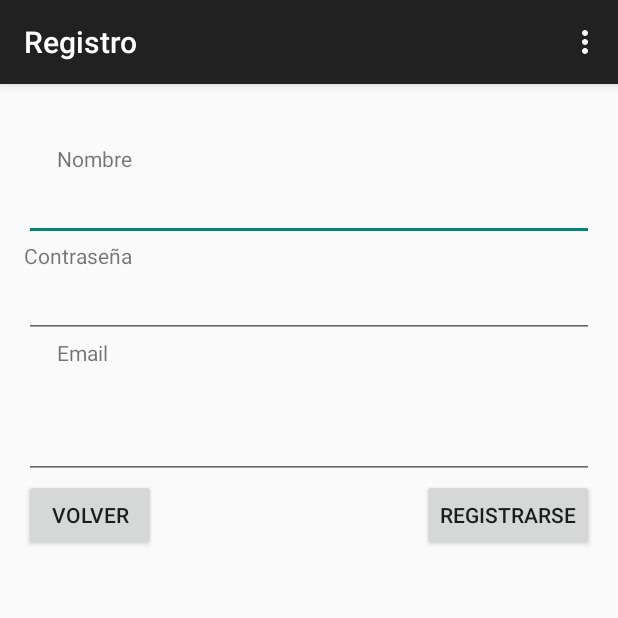
After one commit to miguel3079/LiberadAWifi2, an Android app: the Registro screen opened directly, with no data from a screen before it, on a phone screen of 412 x 824 dp, the top half of it. The commit adds this screen. Run offline under Robolectric (Android 15) with nearby library versions, the phone set to English and light mode, and no system bars.

Commit message:
aplicacion principal

```diff
--- a/app/build.gradle
+++ b/app/build.gradle
@@ -13,6 +13,7 @@ android {
     }
     buildTypes {
         release {
+
             minifyEnabled false
             proguardFiles getDefaultProguardFile('proguard-android.txt'), 'proguard-rules.pro'
         }
@@ -22,4 +23,7 @@ android {
 dependencies {
     compile fileTree(dir: 'libs', include: ['*.jar'])
     compile 'com.android.support:appcompat-v7:21.0.2'
+    compile project(':facebook')
+    compile 'com.parse.bolts:bolts-android:1.+'
+    compile fileTree(dir: 'libs', include: 'Parse-*.jar')
 }
--- /dev/null
+++ b/app/src/main/java/natour/issam/examen/es/proyecto_qiz/Registro.java
@@ -0,0 +1,79 @@
+package natour.issam.examen.es.proyecto_qiz;
+
+import android.os.AsyncTask;
+import android.os.Bundle;
+import android.support.v7.app.ActionBarActivity;
+import android.util.Log;
+import android.view.Menu;
+import android.view.MenuItem;
+import android.view.View;
+import android.widget.Button;
+import android.widget.EditText;
+
+import android.widget.ProgressBar;
+import android.widget.TextView;
+import android.widget.Toast;
+
+import java.sql.Connection;
+import java.util.concurrent.ExecutionException;
+
+
+public class Registro extends ActionBarActivity {
+
+EditText texto_nombre;
+EditText texto_contraseña;
+EditText texto_email;
+
+    Metodos_Usuarios metodos_usuarios;
+    @Override
+    protected void onCreate(Bundle savedInstanceState) {
+        super.onCreate(savedInstanceState);
+        setContentView(R.layout.activity_registro);
+
+
+
+
+        texto_nombre = (EditText) findViewById(R.id.editText);
+        texto_contraseña = (EditText) findViewById(R.id.editText2);
+        texto_email = (EditText) findViewById(R.id.editText3);
+
+    }
+
+
+    @Override
+    public boolean onCreateOptionsMenu(Menu menu) {
+        // Inflate the menu; this adds items to the action bar if it is present.
+        getMenuInflater().inflate(R.menu.menu_registro, menu);
+        return true;
+    }
+
+    @Override
+    public boolean onOptionsItemSelected(MenuItem item) {
+        // Handle action bar item clicks here. The action bar will
+
+        int id = item.getItemId();
+
+        //noinspection SimplifiableIfStatement
+        if (id == R.id.action_settings) {
+            return true;
+        }
+
+        return super.onOptionsItemSelected(item);
+    }
+
+    public void CrearRegistro(View view){
+        String nombre=texto_nombre.getText().toString();
+        String contraseña=texto_contraseña.getText().toString();
+        String email=texto_email.getText().toString();
+
+       Metodos_Usuarios metodos_usuarios = new Metodos_Usuarios(this);
+
+
+        metodos_usuarios.llamarUsuario(this,nombre,contraseña,email);
+        Toast.makeText(this, "Comprobando datos....", Toast.LENGTH_SHORT).show();
+    }
+
+    public void finishactivity(View view){
+        finish();
+    }
+}
--- /dev/null
+++ b/app/src/main/res/layout/activity_registro.xml
@@ -0,0 +1,88 @@
+<RelativeLayout xmlns:android="http://schemas.android.com/apk/res/android"
+    xmlns:tools="http://schemas.android.com/tools" android:layout_width="match_parent"
+    android:layout_height="match_parent" android:paddingLeft="@dimen/activity_horizontal_margin"
+    android:paddingRight="@dimen/activity_horizontal_margin"
+    android:paddingTop="@dimen/activity_vertical_margin"
+    android:paddingBottom="@dimen/activity_vertical_margin"
+    tools:context="natour.issam.examen.es.proyecto_qiz.Registro"
+    android:id="@+id/Registros">
+
+    <EditText
+        android:layout_width="match_parent"
+        android:layout_height="wrap_content"
+        android:id="@+id/editText"
+        android:layout_below="@+id/textView5"
+        android:layout_alignParentLeft="true"
+        android:layout_alignParentStart="true" />
+
+    <EditText
+        android:layout_width="match_parent"
+        android:layout_height="wrap_content"
+        android:inputType="textPassword"
+        android:ems="10"
+        android:id="@+id/editText2"
+        android:layout_below="@+id/textView2"
+        android:layout_alignParentRight="true"
+        android:layout_alignParentEnd="true" />
+
+    <EditText
+        android:layout_width="match_parent"
+        android:layout_height="wrap_content"
+        android:inputType="textEmailAddress"
+        android:ems="10"
+        android:id="@+id/editText3"
+        android:layout_marginTop="29dp"
+        android:layout_below="@+id/textView6"
+        android:layout_alignParentLeft="true"
+        android:layout_alignParentStart="true" />
+
+    <TextView
+        android:layout_width="wrap_content"
+        android:layout_height="wrap_content"
+        android:text="Contraseña"
+        android:id="@+id/textView2"
+        android:layout_below="@+id/editText"
+        android:layout_alignParentLeft="true"
+        android:layout_alignParentStart="true" />
+
+    <Button
+        android:layout_width="wrap_content"
+        android:layout_height="wrap_content"
+        android:text="Registrarse"
+        android:id="@+id/button2"
+        android:onClick="CrearRegistro"
+        android:layout_below="@+id/editText3"
+        android:layout_alignRight="@+id/editText3"
+        android:layout_alignEnd="@+id/editText3" />
+
+    <TextView
+        android:layout_width="wrap_content"
+        android:layout_height="wrap_content"
+        android:text="Nombre"
+        android:id="@+id/textView5"
+        android:layout_marginTop="24dp"
+        android:layout_alignParentTop="true"
+        android:layout_alignRight="@+id/textView2"
+        android:layout_alignEnd="@+id/textView2" />
+
+    <TextView
+        android:layout_width="wrap_content"
+        android:layout_height="wrap_content"
+        android:text="Email"
+        android:id="@+id/textView6"
+        android:layout_below="@+id/editText2"
+        android:layout_alignLeft="@+id/textView5"
+        android:layout_alignStart="@+id/textView5" />
+
+    <Button
+        android:layout_width="wrap_content"
+        android:layout_height="wrap_content"
+        android:text="Volver"
+        android:id="@+id/button4"
+        android:layout_alignBottom="@+id/button2"
+        android:layout_alignParentLeft="true"
+        android:layout_alignParentStart="true"
+        android:onClick="finishactivity" />
+
+
+</RelativeLayout>
--- /dev/null
+++ b/app/src/main/res/menu/menu_registro.xml
@@ -0,0 +1,7 @@
+<menu xmlns:android="http://schemas.android.com/apk/res/android"
+    xmlns:app="http://schemas.android.com/apk/res-auto"
+    xmlns:tools="http://schemas.android.com/tools"
+    tools:context="natour.issam.examen.es.proyecto_qiz.Registro">
+    <item android:id="@+id/action_settings" android:title="@string/action_settings"
+        android:orderInCategory="100" app:showAsAction="never" />
+</menu>
--- a/settings.gradle
+++ b/settings.gradle
@@ -1 +1 @@
-include ':app'
+include ':app', ':facebook'
```
Also changed, not shown: app/src/main/AndroidManifest.xml (+28 -1 lines), app/src/main/java/natour/issam/examen/es/proyecto_qiz/Inicio.java (+149 -2 lines), app/src/main/res/layout/activity_inicio.xml (+82 -2 lines), app/src/main/res/values/strings.xml (+7 -0 lines), 1 other file.
